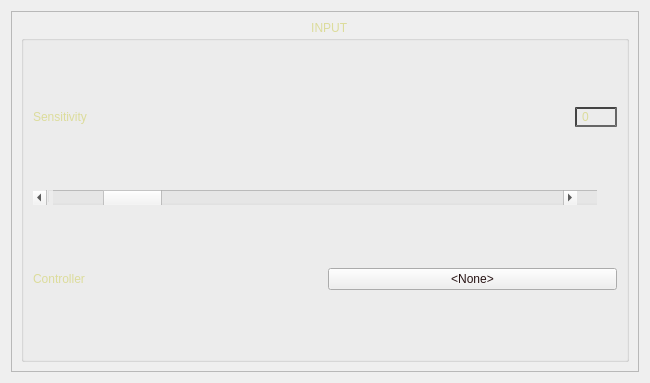
Before: the Qt Designer form aleph2_gui/resources/ui/aleph2_manip_controller.ui in Continuum-UWr/aleph2_desktop, drawn with Qt 5.
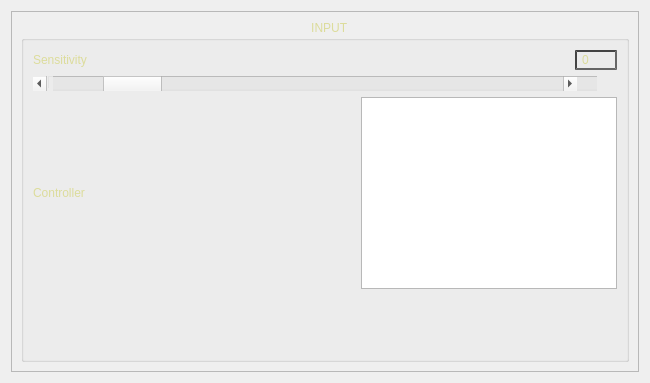
After: the same form once the commit is applied. Icons and pictures are not drawn.

Commit message: working manip controller with list view of controllers + reset sensitivity on controller change

Patch:
```diff
--- a/aleph2_gui/resources/ui/aleph2_manip_controller.ui
+++ b/aleph2_gui/resources/ui/aleph2_manip_controller.ui
@@ -374,17 +374,40 @@
              </widget>
             </item>
             <item>
-             <widget class="QPushButton" name="BTNController">
-              <property name="enabled">
-               <bool>true</bool>
+             <spacer name="horizontalSpacer_2">
+              <property name="orientation">
+               <enum>Qt::Horizontal</enum>
               </property>
-              <property name="text">
-               <string>&lt;None&gt;</string>
+              <property name="sizeHint" stdset="0">
+               <size>
+                <width>40</width>
+                <height>20</height>
+               </size>
+              </property>
+             </spacer>
+            </item>
+            <item alignment="Qt::AlignHCenter|Qt::AlignVCenter">
+             <widget class="QListWidget" name="ControllersList">
+              <property name="styleSheet">
+               <string notr="true">color: rgb(255, 255, 127);</string>
               </property>
              </widget>
             </item>
            </layout>
           </item>
+          <item>
+           <spacer name="verticalSpacer">
+            <property name="orientation">
+             <enum>Qt::Vertical</enum>
+            </property>
+            <property name="sizeHint" stdset="0">
+             <size>
+              <width>20</width>
+              <height>40</height>
+             </size>
+            </property>
+           </spacer>
+          </item>
          </layout>
         </widget>
        </item>
```
Left out of the diff: 2 changed lines with no effect on the pictures. The commit also changes 4 other files.
